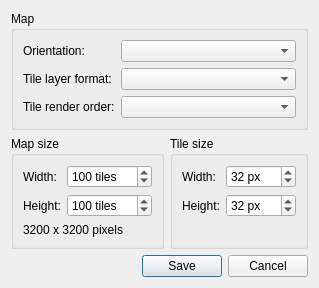
Before: the Qt Designer form src/tiled/newmapdialog.ui in mapeditor/tiled, drawn with Qt 5.
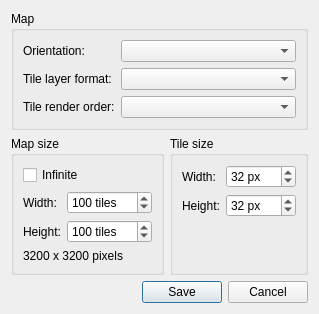
After: the same form once the commit is applied.

Commit message:
Added support for infinite maps (#1651)
This change adds initial support for infinite (or automatically
expanding) maps. Such maps do not have a predefined size, and each tile
layer only allocates memory for the part that is actually used.

A lot of code needed to be adjusted to not rely on a fixed map or tile
layer size. Of course, some new issues may still be hiding.

Known issues are:

* The storage format is based on the bounding rectangle of a tile
  layer's content, which is sub-optimal for sparsely filled layers.
* Automapping does not currently work for infinite maps.

Closes #260

Diff of the .ui file:
```diff
--- a/src/tiled/newmapdialog.ui
+++ b/src/tiled/newmapdialog.ui
@@ -6,8 +6,8 @@
    <rect>
     <x>0</x>
     <y>0</y>
-    <width>371</width>
-    <height>323</height>
+    <width>352</width>
+    <height>324</height>
    </rect>
   </property>
   <property name="windowTitle">
@@ -23,7 +23,14 @@
       <string>Map size</string>
      </property>
      <layout class="QGridLayout" name="gridLayout_2">
-      <item row="0" column="0">
+      <item row="1" column="0" colspan="2">
+       <widget class="QCheckBox" name="mapInfinite">
+        <property name="text">
+         <string>Infinite</string>
+        </property>
+       </widget>
+      </item>
+      <item row="2" column="0">
        <widget class="QLabel" name="label">
         <property name="text">
          <string>Width:</string>
@@ -33,7 +40,7 @@
         </property>
        </widget>
       </item>
-      <item row="0" column="1">
+      <item row="2" column="1">
        <widget class="QSpinBox" name="mapWidth">
         <property name="suffix">
          <string extracomment="Remember starting with a space."> tiles</string>
@@ -49,7 +56,7 @@
         </property>
        </widget>
       </item>
-      <item row="1" column="0">
+      <item row="3" column="0">
        <widget class="QLabel" name="label_2">
         <property name="text">
          <string>Height:</string>
@@ -59,7 +66,7 @@
         </property>
        </widget>
       </item>
-      <item row="1" column="1">
+      <item row="3" column="1">
        <widget class="QSpinBox" name="mapHeight">
         <property name="suffix">
          <string> tiles</string>
@@ -75,7 +82,7 @@
         </property>
        </widget>
       </item>
-      <item row="2" column="0" colspan="2">
+      <item row="5" column="0" colspan="2">
        <widget class="QLabel" name="pixelSizeLabel">
         <property name="text">
          <string notr="true" extracomment="Dummy text">3200 x 3200 pixels</string>
```
Left out of the diff: 26 changed lines with no effect on the pictures. The commit also changes 43 other files.
